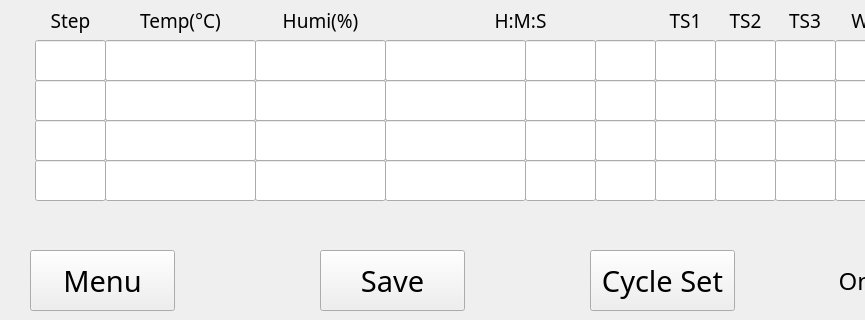
Above: program_editing.ui from qingdouke/TemakViews before the change; both pictures show x 0 to 865 and y 480 to 800 of the 1280 by 800 pixel window. Below: the same form after it.
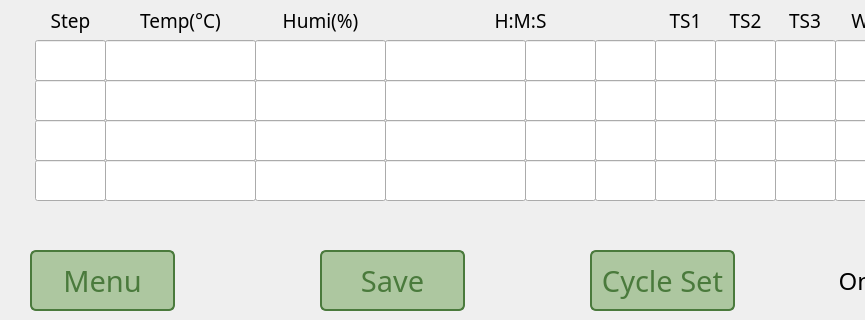
That is the form after the change. Custom widgets are drawn as their Qt base class.

```diff
--- a/program_editing.ui
+++ b/program_editing.ui
@@ -1640,6 +1640,26 @@
       <pointsize>22</pointsize>
      </font>
     </property>
+    <property name="styleSheet">
+     <string notr="true">QPushButton {
+    /* 正常状态 */
+	border:2px solid rgb(74,122,60);
+	background-color:rgb(173,199,160);
+	border-radius:6px;
+    color:rgb(74,122,60);
+}
+
+QPushButton:hover {
+    /* 鼠标停留状态 */
+    background-color: rgb(184, 192, 193);
+}
+
+QPushButton:pressed {
+    /* 鼠标按下状态 */
+
+    background-color: rgb(255,255,255);
+}</string>
+    </property>
     <property name="text">
      <string>Menu</string>
     </property>
@@ -1659,6 +1679,26 @@
       <pointsize>22</pointsize>
      </font>
     </property>
+    <property name="styleSheet">
+     <string notr="true">QPushButton {
+    /* 正常状态 */
+	border:2px solid rgb(74,122,60);
+	background-color:rgb(173,199,160);
+	border-radius:6px;
+    color:rgb(74,122,60);
+}
+
+QPushButton:hover {
+    /* 鼠标停留状态 */
+    background-color: rgb(184, 192, 193);
+}
+
+QPushButton:pressed {
+    /* 鼠标按下状态 */
+
+    background-color: rgb(255,255,255);
+}</string>
+    </property>
     <property name="text">
      <string>Save</string>
     </property>
@@ -1678,6 +1718,26 @@
       <pointsize>22</pointsize>
      </font>
     </property>
+    <property name="styleSheet">
+     <string notr="true">QPushButton {
+    /* 正常状态 */
+	border:2px solid rgb(74,122,60);
+	background-color:rgb(173,199,160);
+	border-radius:6px;
+    color:rgb(74,122,60);
+}
+
+QPushButton:hover {
+    /* 鼠标停留状态 */
+    background-color: rgb(184, 192, 193);
+}
+
+QPushButton:pressed {
+    /* 鼠标按下状态 */
+
+    background-color: rgb(255,255,255);
+}</string>
+    </property>
     <property name="text">
      <string>Cycle Set</string>
     </property>
```
